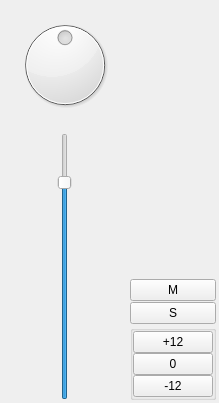
Above: src/gui/BaseTrackView.ui from elieserdejesus/JamTaba before the change. Below: the same form after it.
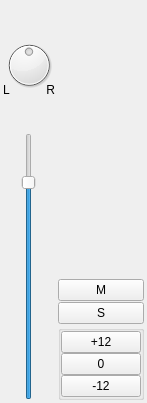
That is the form after the change. Custom widgets are drawn as their Qt base class.

The edit to the form file:
```diff
--- a/src/gui/BaseTrackView.ui
+++ b/src/gui/BaseTrackView.ui
@@ -6,7 +6,7 @@
    <rect>
     <x>0</x>
     <y>0</y>
-    <width>219</width>
+    <width>138</width>
     <height>403</height>
    </rect>
   </property>
@@ -253,46 +253,7 @@
          <property name="verticalSpacing">
           <number>1</number>
          </property>
-         <item row="1" column="0" colspan="2">
-          <widget class="QLabel" name="peaksDbLabel">
-           <property name="sizePolicy">
-            <sizepolicy hsizetype="MinimumExpanding" vsizetype="Maximum">
-             <horstretch>0</horstretch>
-             <verstretch>0</verstretch>
-            </sizepolicy>
-           </property>
-           <property name="text">
-            <string/>
-           </property>
-          </widget>
-         </item>
-         <item row="0" column="0">
-          <widget class="PeakMeter" name="peakMeterLeft" native="true">
-           <property name="sizePolicy">
-            <sizepolicy hsizetype="Preferred" vsizetype="Preferred">
-             <horstretch>0</horstretch>
-             <verstretch>1</verstretch>
-            </sizepolicy>
-           </property>
-           <property name="accessibleDescription">
-            <string>This is the peak meter left </string>
-           </property>
-          </widget>
-         </item>
-         <item row="0" column="1">
-          <widget class="PeakMeter" name="peakMeterRight" native="true">
-           <property name="sizePolicy">
-            <sizepolicy hsizetype="Preferred" vsizetype="Preferred">
-             <horstretch>0</horstretch>
-             <verstretch>1</verstretch>
-            </sizepolicy>
-           </property>
-           <property name="accessibleDescription">
-            <string>This is the peak meter right </string>
-           </property>
-          </widget>
-         </item>
-         <item row="2" column="0" colspan="2">
+         <item row="3" column="0" colspan="2">
           <widget class="QPushButton" name="muteButton">
            <property name="enabled">
             <bool>true</bool>
@@ -332,7 +293,7 @@
            </property>
           </widget>
          </item>
-         <item row="3" column="0" colspan="2">
+         <item row="4" column="0" colspan="2">
           <widget class="QPushButton" name="soloButton">
            <property name="sizePolicy">
             <sizepolicy hsizetype="Ignored" vsizetype="Fixed">
@@ -363,7 +324,20 @@
            </property>
           </widget>
          </item>
-         <item row="4" column="0" colspan="2">
+         <item row="2" column="0" colspan="3">
+          <widget class="QLabel" name="peaksDbLabel">
+           <property name="sizePolicy">
+            <sizepolicy hsizetype="Preferred" vsizetype="Maximum">
+             <horstretch>0</horstretch>
+             <verstretch>0</verstretch>
+            </sizepolicy>
+           </property>
+           <property name="text">
+            <string/>
+           </property>
+          </widget>
+         </item>
+         <item row="5" column="0" colspan="2">
           <widget class="QGroupBox" name="boostPanel">
            <property name="title">
             <string/>
@@ -435,6 +409,63 @@
            </layout>
           </widget>
          </item>
+         <item row="1" column="0" colspan="2">
+          <widget class="QWidget" name="metersWidget" native="true">
+           <property name="sizePolicy">
+            <sizepolicy hsizetype="Preferred" vsizetype="Preferred">
+             <horstretch>0</horstretch>
+             <verstretch>1</verstretch>
+            </sizepolicy>
+           </property>
+           <layout class="QHBoxLayout" name="horizontalLayout_2">
+            <property name="spacing">
+             <number>1</number>
+            </property>
+            <property name="leftMargin">
+             <number>0</number>
+            </property>
+            <property name="topMargin">
+             <number>0</number>
+            </property>
+            <property name="rightMargin">
+             <number>0</number>
+            </property>
+            <property name="bottomMargin">
+             <number>0</number>
+            </property>
+            <item>
+             <widget class="PeakMeter" name="peakMeterLeft" native="true">
+              <property name="sizePolicy">
+               <sizepolicy hsizetype="Preferred" vsizetype="Preferred">
+                <horstretch>0</horstretch>
+                <verstretch>1</verstretch>
+               </sizepolicy>
+              </property>
+              <property name="accessibleDescription">
+               <string>This is the peak meter left </string>
+              </property>
+              <zorder>peakMeterRight</zorder>
+             </widget>
+            </item>
+            <item>
+             <widget class="PeakMeter" name="peakMeterRight" native="true">
+              <property name="sizePolicy">
+               <sizepolicy hsizetype="Preferred" vsizetype="Preferred">
+                <horstretch>0</horstretch>
+                <verstretch>1</verstretch>
+               </sizepolicy>
+              </property>
+              <property name="accessibleDescription">
+               <string>This is the peak meter right </string>
+              </property>
+             </widget>
+            </item>
+           </layout>
+           <zorder>peakMeterLeft</zorder>
+           <zorder>peakMeterLeft</zorder>
+           <zorder>peakMeterRight</zorder>
+          </widget>
+         </item>
         </layout>
        </widget>
       </item>
```
